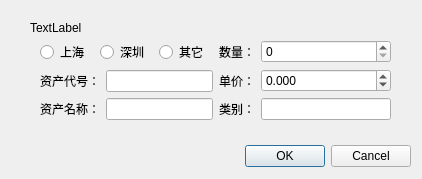
This is myInsertModifyAsset.ui in Imrono/myFinance as Qt 5 draws it before an edit. The edited form follows.
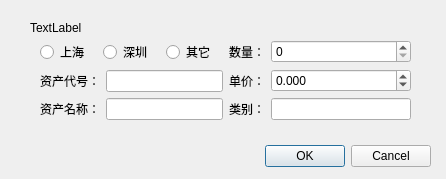
This is the edited form.

```diff
--- a/myInsertModifyAsset.ui
+++ b/myInsertModifyAsset.ui
@@ -6,7 +6,7 @@
    <rect>
     <x>0</x>
     <y>0</y>
-    <width>422</width>
+    <width>446</width>
     <height>179</height>
    </rect>
   </property>
@@ -16,7 +16,7 @@
   <widget class="QDialogButtonBox" name="buttonBox">
    <property name="geometry">
     <rect>
-     <x>240</x>
+     <x>260</x>
      <y>140</y>
      <width>171</width>
      <height>32</height>
@@ -47,7 +47,7 @@
     <rect>
      <x>40</x>
      <y>40</y>
-     <width>351</width>
+     <width>371</width>
      <height>101</height>
     </rect>
    </property>
```
